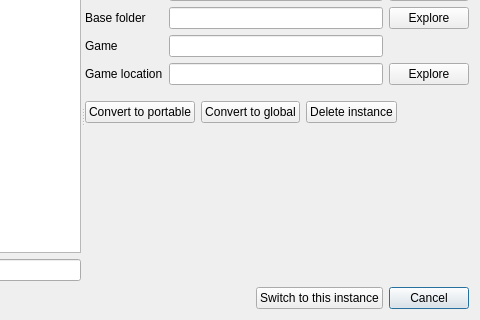
The window that modorganizer/src/instancemanagerdialog.ui (Holt59/mo2-merge) describes before a commit, drawn with Qt 5; both pictures show x 209 to 689 and y 93 to 413 of the 689 by 413 pixel window.
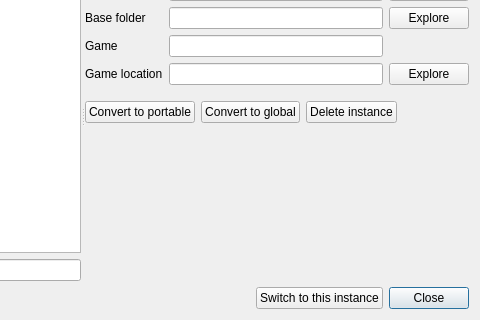
The same window after the commit. Icons and pictures are not drawn. Custom widgets are drawn as their Qt base class.

Commit message: [modorganizer] renamed cancel to close add portable instance to the list, handle some of the buttons

```diff
--- a/modorganizer/src/instancemanagerdialog.ui
+++ b/modorganizer/src/instancemanagerdialog.ui
@@ -395,7 +395,7 @@
       <item>
        <widget class="QPushButton" name="cancel">
         <property name="text">
-         <string>Cancel</string>
+         <string>Close</string>
         </property>
         <property name="default">
          <bool>true</bool>
```
Left out of the diff: 4 changed lines with no effect on the pictures. The commit also changes 2 other files.
